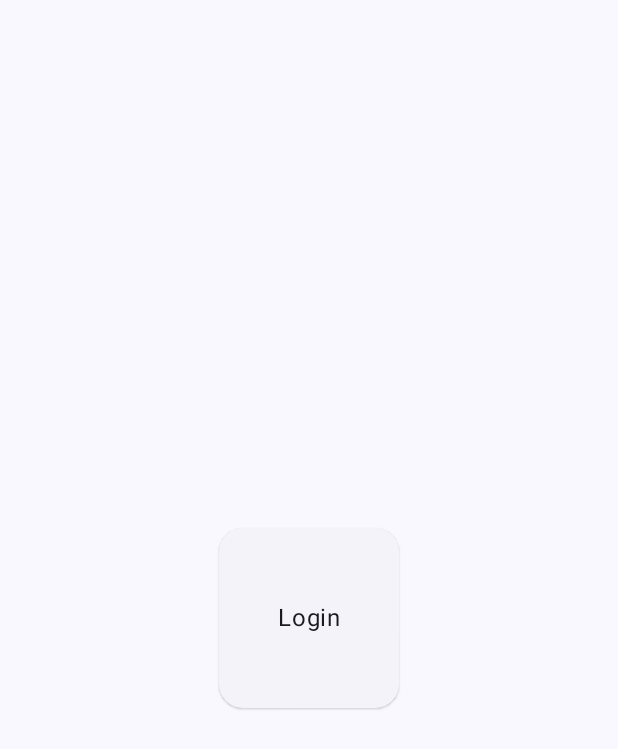
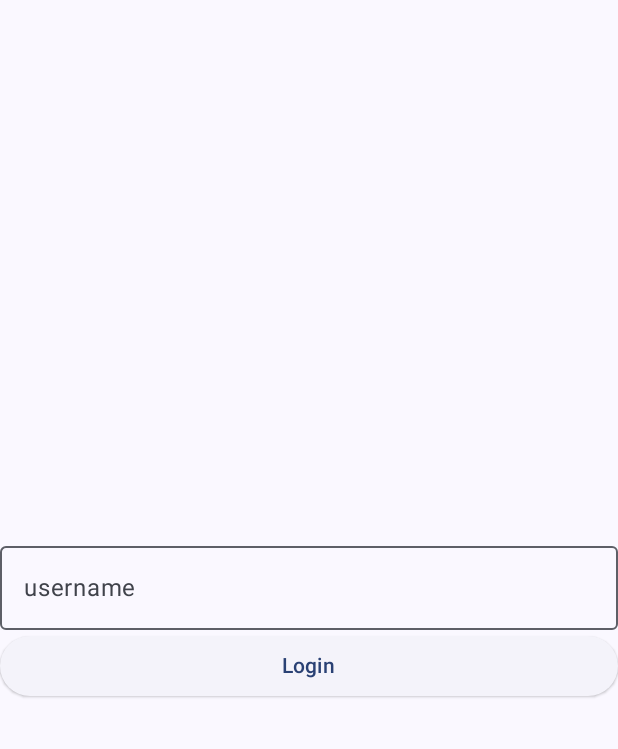
Before and after one commit to mushusax/MonkeyFury, an Android app built with Jetpack Compose: the screen it shows after launch (MainActivity), on a phone screen of 412 x 824 dp. Before the commit the part shown is almost empty. Shown: the top 749 px of the screen. Run offline under Robolectric (Android 15) with nearby library versions, the phone set to English and light mode, and no system bars; our stand-ins replace Dagger/Hilt's generated code.

Commit message:
Adds username validation

```diff
--- a/Android/app/src/main/java/com/mushusax/monkeyfury/MonkeyFuryApi.kt
+++ b/Android/app/src/main/java/com/mushusax/monkeyfury/MonkeyFuryApi.kt
@@ -1,16 +1,19 @@
 package com.mushusax.monkeyfury
 
+import okhttp3.RequestBody
 import okhttp3.ResponseBody
 import retrofit2.Call
+import retrofit2.http.Body
 import retrofit2.http.GET
+import retrofit2.http.POST
 
 
 interface MonkeyFuryApi {
     @GET("/")
     fun healthCheck(): Call<ResponseBody>
 
-    @GET("/login")
-    fun login(): Call<ResponseBody>
+    @POST("/login")
+    fun login(@Body requestBody: RequestBody): Call<ResponseBody>
 
     @GET("/logout")
     fun logout(): Call<ResponseBody>
--- /dev/null
+++ b/Android/app/src/main/java/com/mushusax/monkeyfury/ui/LoginButton.kt
@@ -0,0 +1,21 @@
+package com.mushusax.monkeyfury.ui
+
+import androidx.compose.foundation.layout.fillMaxWidth
+import androidx.compose.material3.ElevatedButton
+import androidx.compose.material3.Text
+import androidx.compose.runtime.Composable
+import androidx.compose.ui.Modifier
+import androidx.compose.ui.tooling.preview.Preview
+
+@Composable
+fun LoginButton(modifier: Modifier = Modifier, text: String, onClick: () -> Unit = {}) {
+    ElevatedButton(modifier = modifier, onClick = onClick) {
+        Text(text = text)
+    }
+}
+
+@Preview()
+@Composable
+fun LoginButtonPreview() {
+    LoginButton(modifier = Modifier.fillMaxWidth(1f), text = "Placeholder", {})
+}
--- a/Android/app/src/main/java/com/mushusax/monkeyfury/ui/LoginScreen.kt
+++ b/Android/app/src/main/java/com/mushusax/monkeyfury/ui/LoginScreen.kt
@@ -2,28 +2,34 @@ package com.mushusax.monkeyfury.ui
 
 import androidx.compose.foundation.layout.Arrangement
 import androidx.compose.foundation.layout.Column
-import androidx.compose.foundation.layout.aspectRatio
-import androidx.compose.foundation.layout.size
+import androidx.compose.foundation.layout.fillMaxWidth
+import androidx.compose.foundation.text.input.rememberTextFieldState
+import androidx.compose.material3.OutlinedTextField
+import androidx.compose.material3.Text
 import androidx.compose.runtime.Composable
 import androidx.compose.ui.Alignment
 import androidx.compose.ui.Modifier
 import androidx.compose.ui.tooling.preview.Preview
-import androidx.compose.ui.unit.dp
 
 @Composable
-fun LoginScreen(modifier: Modifier = Modifier, onLogin: () -> Unit = {}) {
+fun LoginScreen(modifier: Modifier = Modifier, onLogin: (username: String) -> Unit = {}) {
     Column(
         modifier = modifier,
         verticalArrangement = Arrangement.Center,
         horizontalAlignment = Alignment.CenterHorizontally
     ) {
-        DashboardButton(
+        val usernameTextFieldState = rememberTextFieldState()
+
+        OutlinedTextField(
+            modifier = Modifier.fillMaxWidth(1f),
+            state = usernameTextFieldState,
+            label = {
+                Text(text = "username")
+            })
+        LoginButton(
             text = "Login",
-            modifier = Modifier
-                .size(120.dp)
-                .aspectRatio(1f),
-            onClick = onLogin
-        )
+            modifier = Modifier.fillMaxWidth(1f),
+            onClick = { onLogin(usernameTextFieldState.text.toString()) })
     }
 }
 
```
Also changed, not shown: Android/app/src/main/java/com/mushusax/monkeyfury/MainActivity.kt (+26 -2 lines), Backend/src/main/kotlin/Exposed.kt (+8 -4 lines), Backend/src/main/kotlin/Routing.kt (+18 -0 lines), Android/app/src/main/java/com/mushusax/monkeyfury/ui/DashboardScreen.kt (renamed from Android/app/src/main/java/com/mushusax/monkeyfury/ui/Dashboard.kt).
